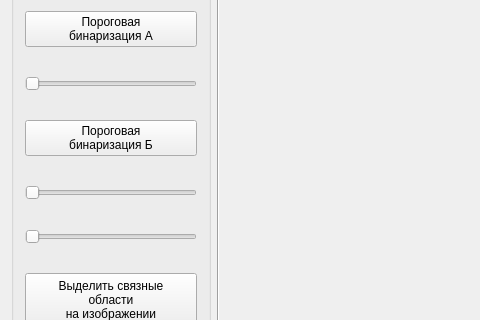
First picture: the form in lab2/mainwindow.ui, repository ladyka/misoi, before the edit; both pictures show x 0 to 480 and y 192 to 512 of the 1100 by 700 pixel window.
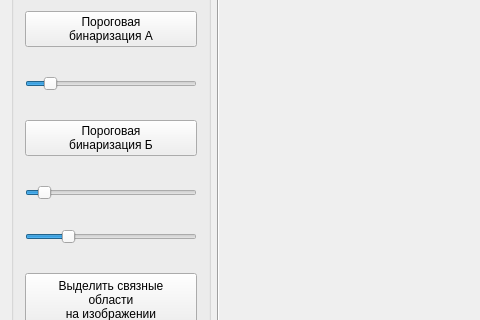
Second picture: the form after the edit.

Commit message: first lab migrate done

What changed in the file:
```diff
--- a/lab2/mainwindow.ui
+++ b/lab2/mainwindow.ui
@@ -51,7 +51,13 @@
         </widget>
        </item>
        <item>
-        <widget class="QSlider" name="horizontalSlider">
+        <widget class="QSlider" name="horizontalSlider_a">
+         <property name="maximum">
+          <number>255</number>
+         </property>
+         <property name="value">
+          <number>30</number>
+         </property>
          <property name="orientation">
           <enum>Qt::Horizontal</enum>
          </property>
@@ -66,14 +72,32 @@
         </widget>
        </item>
        <item>
-        <widget class="QSlider" name="horizontalSlider_2">
+        <widget class="QSlider" name="horizontalSlider_b_1">
+         <property name="minimum">
+          <number>1</number>
+         </property>
+         <property name="maximum">
+          <number>255</number>
+         </property>
+         <property name="value">
+          <number>20</number>
+         </property>
          <property name="orientation">
           <enum>Qt::Horizontal</enum>
          </property>
         </widget>
        </item>
        <item>
-        <widget class="QSlider" name="horizontalSlider_3">
+        <widget class="QSlider" name="horizontalSlider_b_2">
+         <property name="minimum">
+          <number>1</number>
+         </property>
+         <property name="maximum">
+          <number>255</number>
+         </property>
+         <property name="value">
+          <number>60</number>
+         </property>
          <property name="orientation">
           <enum>Qt::Horizontal</enum>
          </property>
```
Left out of the diff: 29 changed lines with no effect on the pictures. The commit also changes 2 other files.
